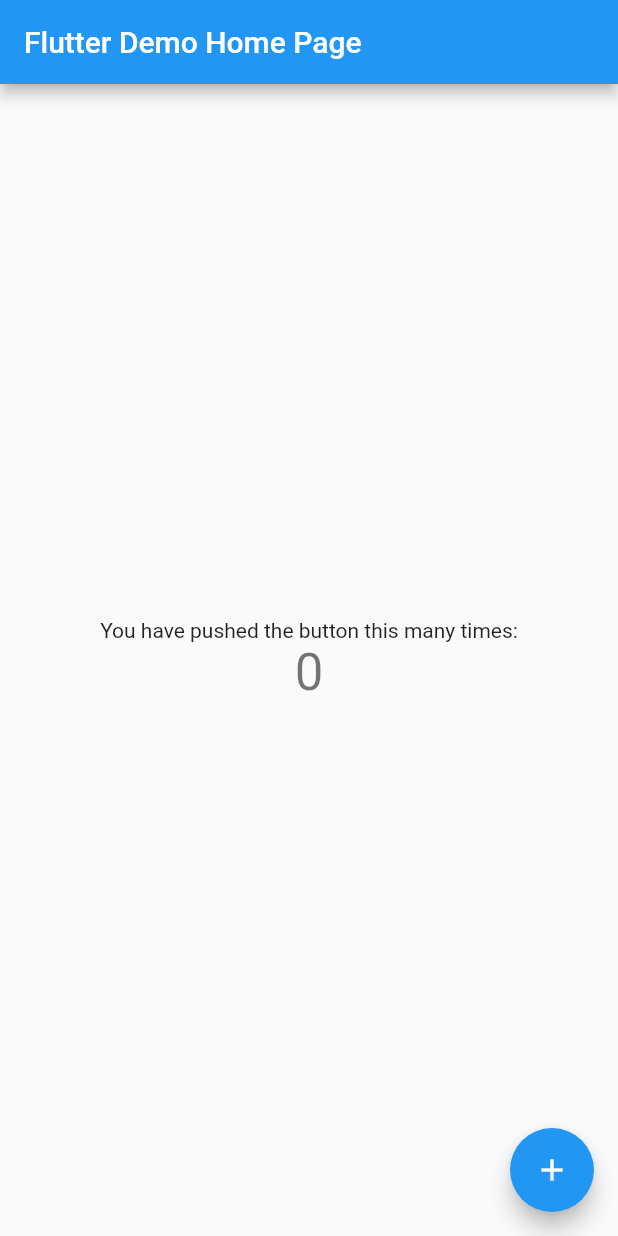
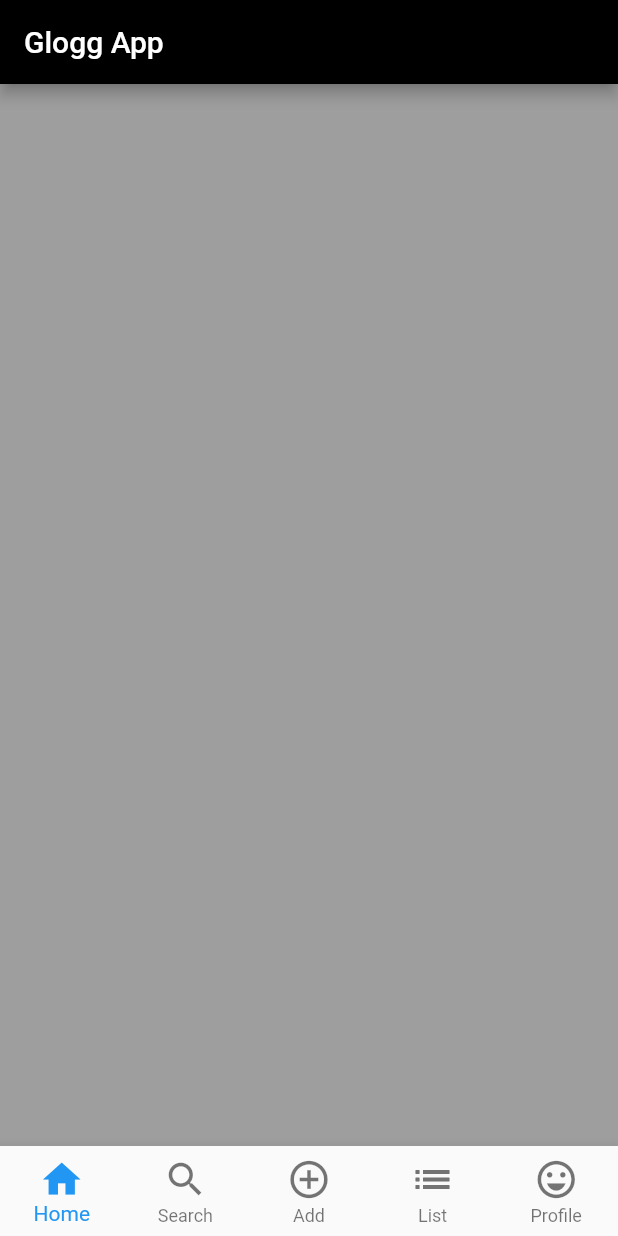
Before and after one commit to rexsolis7458/final_gloggapp, a Flutter app: the screen it shows after launch, on a phone screen of 412 x 824 dp. Run offline on Flutter 3.47's test engine with Material 2 defaults, Android fonts, the phone set to English and light mode, and no system bars.

Commit message:
modified main.dart and added home_screen.dart

```diff
--- a/lib/main.dart
+++ b/lib/main.dart
@@ -1,4 +1,5 @@
 import 'package:flutter/material.dart';
+import 'screens/home_screen.dart';
 
 void main() {
   runApp(MyApp());
@@ -9,105 +10,8 @@
   @override
   Widget build(BuildContext context) {
     return MaterialApp(
-      title: 'Flutter Demo',
-      theme: ThemeData(
-        // This is the theme of your application.
-        //
-        // Try running your application with "flutter run". You'll see the
-        // application has a blue toolbar. Then, without quitting the app, try
-        // changing the primarySwatch below to Colors.green and then invoke
-        // "hot reload" (press "r" in the console where you ran "flutter run",
-        // or simply save your changes to "hot reload" in a Flutter IDE).
-        // Notice that the counter didn't reset back to zero; the application
-        // is not restarted.
-        primarySwatch: Colors.blue,
-      ),
-      home: MyHomePage(title: 'Flutter Demo Home Page'),
+      debugShowCheckedModeBanner: false,
+      home: HomeScreen(),
     );
   }
 }
-
-class MyHomePage extends StatefulWidget {
-  MyHomePage({Key key, this.title}) : super(key: key);
-
-  // This widget is the home page of your application. It is stateful, meaning
-  // that it has a State object (defined below) that contains fields that affect
-  // how it looks.
-
-  // This class is the configuration for the state. It holds the values (in this
-  // case the title) provided by the parent (in this case the App widget) and
-  // used by the build method of the State. Fields in a Widget subclass are
-  // always marked "final".
-
-  final String title;
-
-  @override
-  _MyHomePageState createState() => _MyHomePageState();
-}
-
-class _MyHomePageState extends State<MyHomePage> {
-  int _counter = 0;
-
-  void _incrementCounter() {
-    setState(() {
-      // This call to setState tells the Flutter framework that something has
-      // changed in this State, which causes it to rerun the build method below
-      // so that the display can reflect the updated values. If we changed
-      // _counter without calling setState(), then the build method would not be
-      // called again, and so nothing would appear to happen.
-      _counter++;
-    });
-  }
-
-  @override
-  Widget build(BuildContext context) {
-    // This method is rerun every time setState is called, for instance as done
-    // by the _incrementCounter method above.
-    //
-    // The Flutter framework has been optimized to make rerunning build methods
-    // fast, so that you can just rebuild anything that needs updating rather
-    // than having to individually change instances of widgets.
-    return Scaffold(
-      appBar: AppBar(
-        // Here we take the value from the MyHomePage object that was created by
-        // the App.build method, and use it to set our appbar title.
-        title: Text(widget.title),
-      ),
-      body: Center(
-        // Center is a layout widget. It takes a single child and positions it
-        // in the middle of the parent.
-        child: Column(
-          // Column is also a layout widget. It takes a list of children and
-          // arranges them vertically. By default, it sizes itself to fit its
-          // children horizontally, and tries to be as tall as its parent.
-          //
-          // Invoke "debug painting" (press "p" in the console, choose the
-          // "Toggle Debug Paint" action from the Flutter Inspector in Android
-          // Studio, or the "Toggle Debug Paint" command in Visual Studio Code)
-          // to see the wireframe for each widget.
-          //
-          // Column has various properties to control how it sizes itself and
-          // how it positions its children. Here we use mainAxisAlignment to
-          // center the children vertically; the main axis here is the vertical
-          // axis because Columns are vertical (the cross axis would be
-          // horizontal).
-          mainAxisAlignment: MainAxisAlignment.center,
-          children: <Widget>[
-            Text(
-              'You have pushed the button this many times:',
-            ),
-            Text(
-              '$_counter',
-              style: Theme.of(context).textTheme.headline4,
-            ),
-          ],
-        ),
-      ),
-      floatingActionButton: FloatingActionButton(
-        onPressed: _incrementCounter,
-        tooltip: 'Increment',
-        child: Icon(Icons.add),
-      ), // This trailing comma makes auto-formatting nicer for build methods.
-    );
-  }
-}
--- /dev/null
+++ b/lib/screens/home_screen.dart
@@ -0,0 +1,46 @@
+import 'package:flutter/material.dart';
+
+class HomeScreen extends StatefulWidget {
+  @override
+  _HomeScreenState createState() => _HomeScreenState();
+}
+
+class _HomeScreenState extends State<HomeScreen> {
+  int selectedIndex = 0;
+
+  @override
+  Widget build(BuildContext context) {
+    return Scaffold(
+      appBar: AppBar(
+        title: Text(
+          "Glogg App",
+        ),
+        backgroundColor: Colors.black,
+      ),
+      backgroundColor: Colors.grey,
+      bottomNavigationBar: BottomNavigationBar(
+        items: [
+          BottomNavigationBarItem(
+              icon: (Icon(Icons.home)), title: Text("Home")),
+          BottomNavigationBarItem(
+              icon: (Icon(Icons.search)), title: Text("Search")),
+          BottomNavigationBarItem(
+              icon: (Icon(Icons.add_circle_outline)), title: Text("Add")),
+          BottomNavigationBarItem(
+              icon: (Icon(Icons.list_outlined)), title: Text("List")),
+          BottomNavigationBarItem(
+              icon: (Icon(Icons.emoji_emotions_outlined)),
+              title: Text("Profile")),
+        ],
+        iconSize: 30,
+        currentIndex: selectedIndex,
+        onTap: (index) {
+          setState(() {
+            selectedIndex = index;
+          });
+        },
+        type: BottomNavigationBarType.fixed,
+      ),
+    );
+  }
+}
```
Also changed, not shown: 1 other file.
